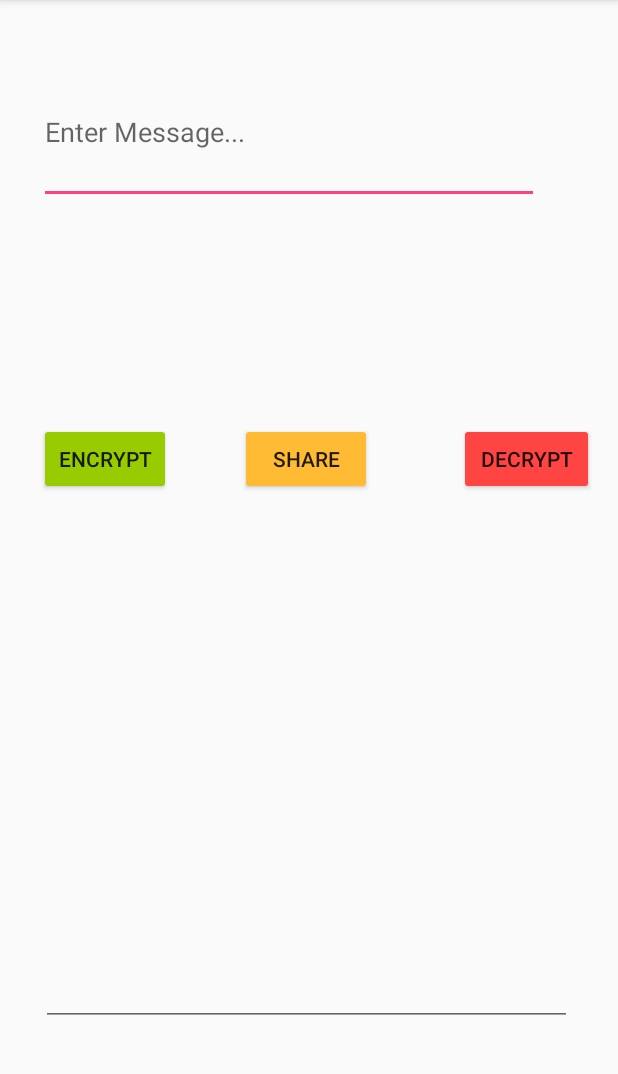
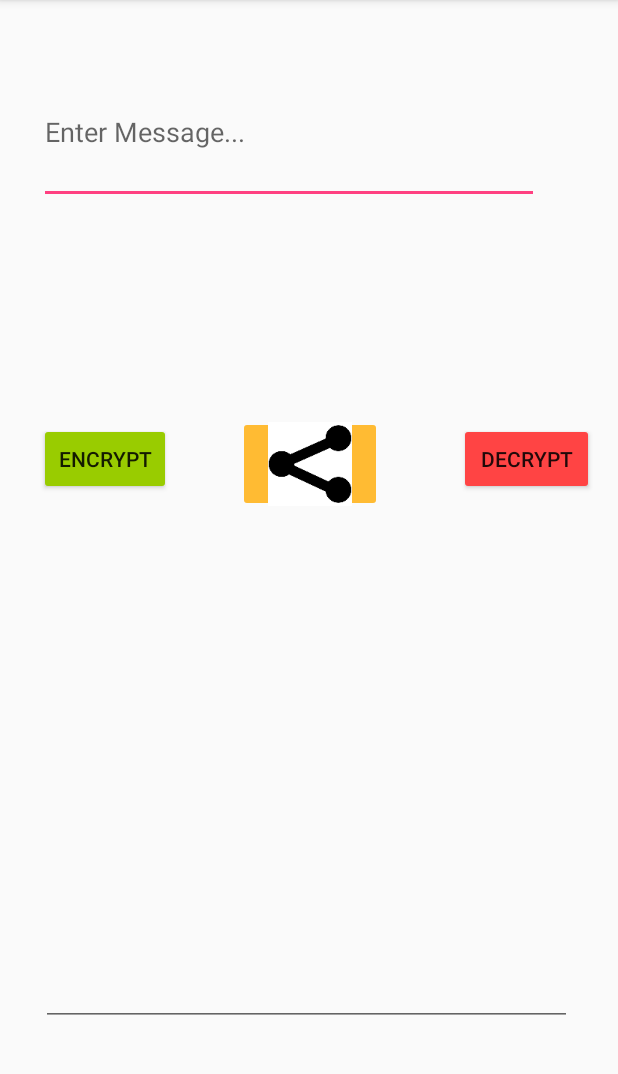
Before and after one commit to Swando97/MajorKeyz, an Android app: the screen it shows after launch (MainActivity), on a phone screen of 412 x 824 dp, the part 84-1158 px from its top. Run offline under Robolectric (Android 15) with nearby library versions, the phone set to English and light mode, and no system bars.

Commit message:
Try to make format more presentable

```diff
--- a/app/src/main/java/com/example/adamswanson/majorkeyz/MainActivity.java
+++ b/app/src/main/java/com/example/adamswanson/majorkeyz/MainActivity.java
@@ -6,6 +6,7 @@ import android.os.Bundle;
 import android.view.View;
 import android.widget.Button;
 import android.widget.EditText;
+import android.widget.ImageButton;
 import android.widget.TextView;
 import android.widget.Toast;
 
@@ -13,7 +14,7 @@ public class MainActivity extends AppCompatActivity {
 
     EditText message;
     EditText txt;
-    Button bt;
+    ImageButton bt;
 
     String display,finalMessage;
     String Newstr;
@@ -166,7 +167,6 @@ public class MainActivity extends AppCompatActivity {
                     case '_':
                         Newstr = Newstr+"o";
                         break;
-
                     case '/':
                         Newstr=Newstr+"p";
                         break;
@@ -312,9 +312,6 @@ public class MainActivity extends AppCompatActivity {
                 case '9':
                     Newstr=Newstr+'@';
                     break;
-                case '0' :
-                    Newstr=Newstr+'#';
-                    break;
                 case 'a' :
                     Newstr=Newstr+"S";
                     break;
@@ -360,7 +357,6 @@ public class MainActivity extends AppCompatActivity {
                 case 'o':
                     Newstr = Newstr+"_";
                     break;
-
                 case 'p':
                     Newstr=Newstr+"/";
                     break;
@@ -394,6 +390,9 @@ public class MainActivity extends AppCompatActivity {
                 case 'z':
                     Newstr = Newstr+"9";
                     break;
+                case '#' :
+                    Newstr=Newstr+'0';
+                    break;
 
                 default:
                     Newstr=Newstr+" ERROR ";
@@ -410,7 +409,7 @@ public class MainActivity extends AppCompatActivity {
 
         message = (EditText) findViewById(R.id.editTxtMssg);
         txt = (EditText) findViewById(R.id.displayMssg);
-        bt = (Button) findViewById(R.id.btnShare);
+        bt = (ImageButton) findViewById(R.id.btnShare);
         finalMessage = "";
 
         bt.setOnClickListener(new View.OnClickListener() {
--- a/app/src/main/res/layout/activity_main.xml
+++ b/app/src/main/res/layout/activity_main.xml
@@ -54,10 +54,11 @@
         android:layout_marginLeft="26dp"
         android:layout_marginStart="26dp" />
 
-    <Button
+    <ImageButton
         android:id="@+id/btnShare"
-        android:layout_width="wrap_content"
-        android:layout_height="wrap_content"
+        android:layout_width="96dp"
+        android:layout_height="64dp"
+        android:src="@drawable/loadingscreen"
         android:layout_marginBottom="8dp"
         android:layout_marginLeft="8dp"
         android:layout_marginRight="8dp"
@@ -65,11 +66,11 @@
         android:backgroundTint="@android:color/holo_orange_light"
         android:text="Share"
         app:layout_constraintBottom_toBottomOf="parent"
-        app:layout_constraintHorizontal_bias="0.433"
+        app:layout_constraintHorizontal_bias="0.462"
         app:layout_constraintLeft_toRightOf="@+id/btnEncrypt"
         app:layout_constraintRight_toLeftOf="@+id/btnDecrypt"
         app:layout_constraintTop_toTopOf="parent"
-        app:layout_constraintVertical_bias="0.389"
+        app:layout_constraintVertical_bias="0.391"
         android:layout_marginStart="8dp"
         android:layout_marginEnd="8dp" />
 
```
Also changed, not shown: app/src/main/res/drawable-xxxhdpi/loadingscreen.png (added).
